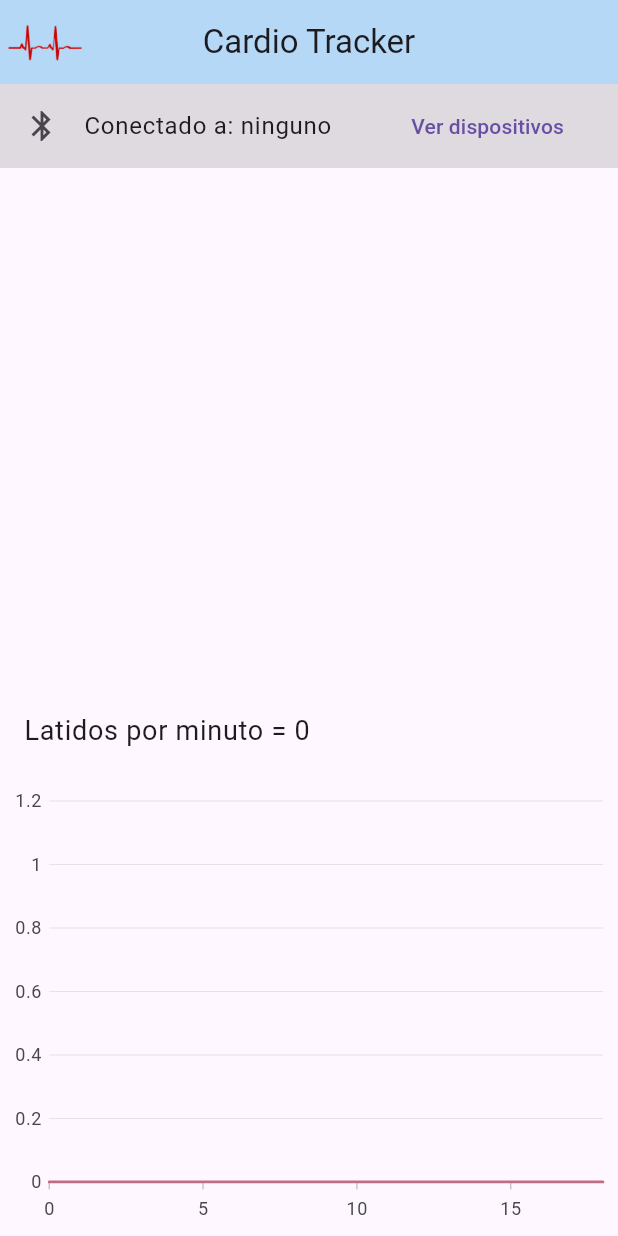
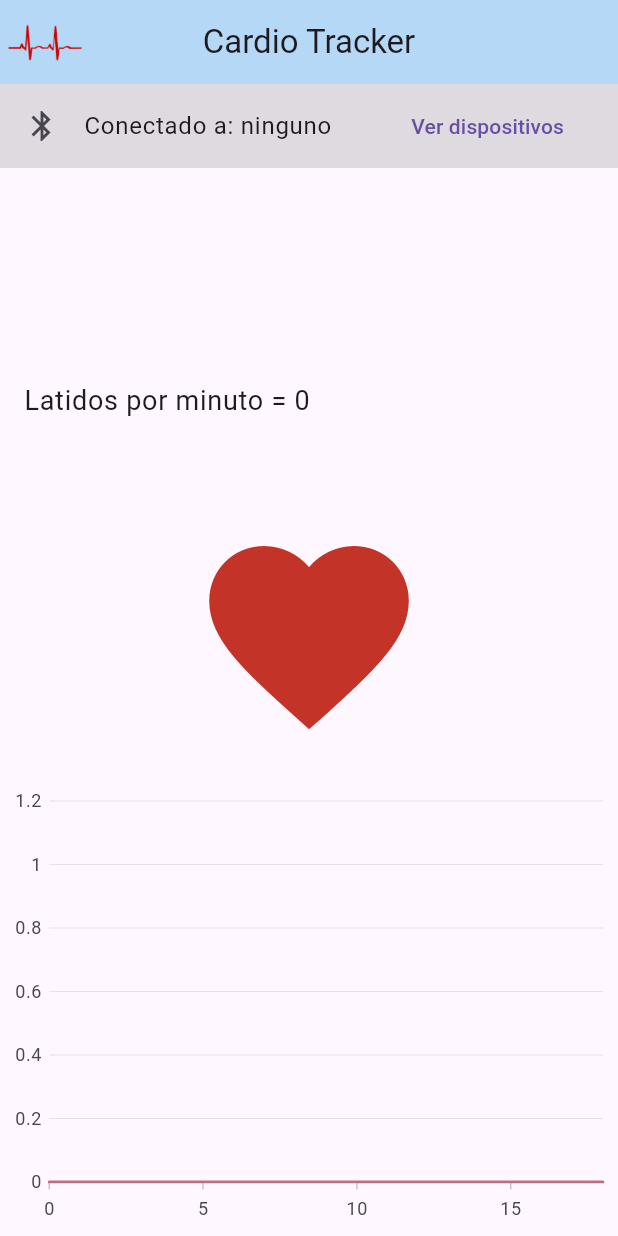
Before and after one commit to mariferrvargas/app_sensor, a Flutter app: the screen it shows after launch, on a phone screen of 412 x 824 dp. Run offline on Flutter 3.47's test engine with Material 3 defaults, Android fonts, the light colour scheme and no system bars; our stand-ins replace flutter_bluetooth_serial, permission_handler, syncfusion_flutter_charts; missing offline and left inert: desktop_window, syncfusion_localizations.

Commit message:
corazon_ani
Se agregó la animación del corazón

```diff
--- a/lib/main_page.dart
+++ b/lib/main_page.dart
@@ -10,6 +10,57 @@ class MainPage extends StatefulWidget {
 
   @override
   State<MainPage> createState() => _MainPageState();
+}
+
+class HeartBeatAnimation extends StatefulWidget {
+  @override
+  _HeartBeatAnimationState createState() => _HeartBeatAnimationState();
+}
+
+class _HeartBeatAnimationState extends State<HeartBeatAnimation>
+    with SingleTickerProviderStateMixin {
+  late AnimationController _animationController;
+
+  @override
+  void initState() {
+    super.initState();
+    _animationController = AnimationController(
+      vsync: this,
+      duration: Duration(milliseconds: 500),
+    )..addStatusListener((status) {
+        if (status == AnimationStatus.completed) {
+          _animationController.reverse();
+        } else if (status == AnimationStatus.dismissed) {
+          _animationController.forward();
+        }
+      });
+
+    // Inicia la animación
+    _animationController.forward();
+  }
+
+  @override
+  Widget build(BuildContext context) {
+    return AnimatedBuilder(
+      animation: _animationController,
+      builder: (context, child) {
+        return Transform.scale(
+          scale: 1.0 - _animationController.value * 0.2,
+          child: Icon(
+            Icons.favorite,
+            color: const Color.fromARGB(255, 195, 51, 40),
+            size: 200,
+          ),
+        );
+      },
+    );
+  }
+
+  @override
+  void dispose() {
+    _animationController.dispose();
+    super.dispose();
+  }
 }
 
 class _MainPageState extends State<MainPage> {
@@ -207,7 +258,9 @@ class _MainPageState extends State<MainPage> {
   }
 
   Widget _inputSerial() {
-    return ListTile(
+    return Column(
+      children: [
+        ListTile(
           dense: true,
           visualDensity: const VisualDensity(vertical: -3),
           title: Padding(
@@ -217,6 +270,11 @@ class _MainPageState extends State<MainPage> {
               style: const TextStyle(fontSize: 18.0),
             ),
           ),
+        ),
+        SizedBox(height: 20),
+        HeartBeatAnimation(),
+      ],
     );
   }
 }
+}
```
Lines whose indentation alone changed are shown as unchanged.
